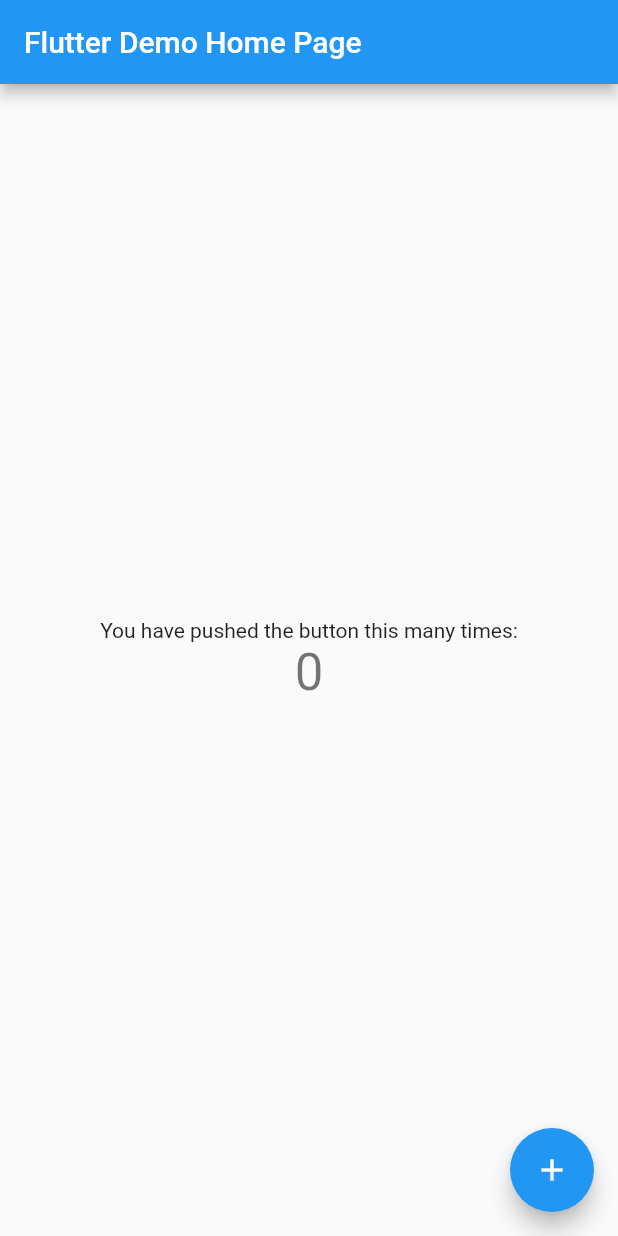
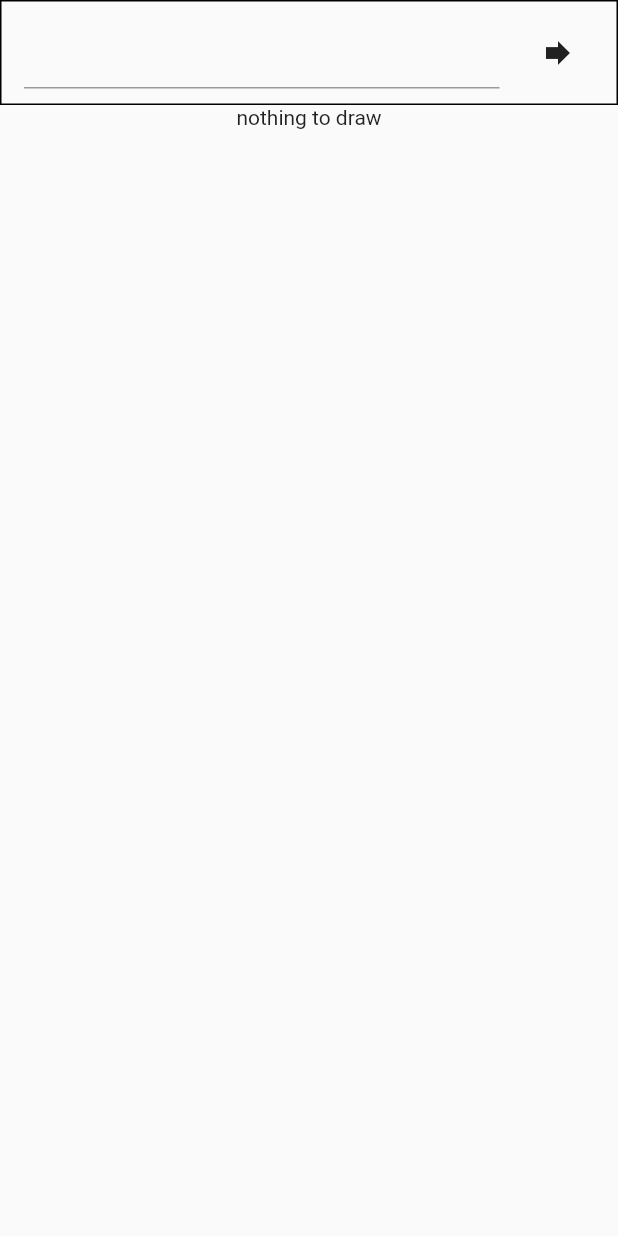
Before and after one commit to SunFoxx/plot_builder, a Flutter app: the screen it shows after launch, on a phone screen of 412 x 824 dp. Run offline on Flutter 3.47's test engine with Material 2 defaults, Android fonts, the phone set to English and light mode, and no system bars; missing offline and left inert: stack.

```diff
--- a/lib/main.dart
+++ b/lib/main.dart
@@ -1,113 +1,24 @@
 import 'package:flutter/material.dart';
+import 'package:function_printer/state/app_state.dart';
+import 'package:function_printer/widgets/screens/main_screen.dart';
+import 'package:provider/provider.dart';
 
 void main() {
   runApp(MyApp());
 }
 
 class MyApp extends StatelessWidget {
-  // This widget is the root of your application.
   @override
   Widget build(BuildContext context) {
-    return MaterialApp(
-      title: 'Flutter Demo',
-      theme: ThemeData(
-        // This is the theme of your application.
-        //
-        // Try running your application with "flutter run". You'll see the
-        // application has a blue toolbar. Then, without quitting the app, try
-        // changing the primarySwatch below to Colors.green and then invoke
-        // "hot reload" (press "r" in the console where you ran "flutter run",
-        // or simply save your changes to "hot reload" in a Flutter IDE).
-        // Notice that the counter didn't reset back to zero; the application
-        // is not restarted.
-        primarySwatch: Colors.blue,
+    return ChangeNotifierProvider<AppState>(
+      create: (_) => AppState(),
+      child: MaterialApp(
+        title: 'Flutter Demo',
+        theme: ThemeData(
+          primarySwatch: Colors.blue,
+        ),
+        home: MainScreen(),
       ),
-      home: MyHomePage(title: 'Flutter Demo Home Page'),
     );
   }
 }
-
-class MyHomePage extends StatefulWidget {
-  MyHomePage({Key key, this.title}) : super(key: key);
-
-  // This widget is the home page of your application. It is stateful, meaning
-  // that it has a State object (defined below) that contains fields that affect
-  // how it looks.
-
-  // This class is the configuration for the state. It holds the values (in this
-  // case the title) provided by the parent (in this case the App widget) and
-  // used by the build method of the State. Fields in a Widget subclass are
-  // always marked "final".
-
-  final String title;
-
-  @override
-  _MyHomePageState createState() => _MyHomePageState();
-}
-
-class _MyHomePageState extends State<MyHomePage> {
-  int _counter = 0;
-
-  void _incrementCounter() {
-    setState(() {
-      // This call to setState tells the Flutter framework that something has
-      // changed in this State, which causes it to rerun the build method below
-      // so that the display can reflect the updated values. If we changed
-      // _counter without calling setState(), then the build method would not be
-      // called again, and so nothing would appear to happen.
-      _counter++;
-    });
-  }
-
-  @override
-  Widget build(BuildContext context) {
-    // This method is rerun every time setState is called, for instance as done
-    // by the _incrementCounter method above.
-    //
-    // The Flutter framework has been optimized to make rerunning build methods
-    // fast, so that you can just rebuild anything that needs updating rather
-    // than having to individually change instances of widgets.
-    return Scaffold(
-      appBar: AppBar(
-        // Here we take the value from the MyHomePage object that was created by
-        // the App.build method, and use it to set our appbar title.
-        title: Text(widget.title),
-      ),
-      body: Center(
-        // Center is a layout widget. It takes a single child and positions it
-        // in the middle of the parent.
-        child: Column(
-          // Column is also a layout widget. It takes a list of children and
-          // arranges them vertically. By default, it sizes itself to fit its
-          // children horizontally, and tries to be as tall as its parent.
-          //
-          // Invoke "debug painting" (press "p" in the console, choose the
-          // "Toggle Debug Paint" action from the Flutter Inspector in Android
-          // Studio, or the "Toggle Debug Paint" command in Visual Studio Code)
-          // to see the wireframe for each widget.
-          //
-          // Column has various properties to control how it sizes itself and
-          // how it positions its children. Here we use mainAxisAlignment to
-          // center the children vertically; the main axis here is the vertical
-          // axis because Columns are vertical (the cross axis would be
-          // horizontal).
-          mainAxisAlignment: MainAxisAlignment.center,
-          children: <Widget>[
-            Text(
-              'You have pushed the button this many times:',
-            ),
-            Text(
-              '$_counter',
-              style: Theme.of(context).textTheme.headline4,
-            ),
-          ],
-        ),
-      ),
-      floatingActionButton: FloatingActionButton(
-        onPressed: _incrementCounter,
-        tooltip: 'Increment',
-        child: Icon(Icons.add),
-      ), // This trailing comma makes auto-formatting nicer for build methods.
-    );
-  }
-}
--- /dev/null
+++ b/lib/model/point.dart
@@ -0,0 +1,20 @@
+import 'package:function_printer/model/expression_node.dart';
+import 'package:function_printer/utils/calculations.dart';
+import 'package:function_printer/utils/parse_helpers.dart';
+
+class Point {
+  double x;
+  double y;
+
+  Point(this.x, this.y);
+
+  factory Point.fromExpression(String expression, double x) {
+    String replacedVariable = setVariableValues(expression, x);
+    double y = evaluateExpression(ExpressionNode(replacedVariable));
+
+    return Point(x, y);
+  }
+
+  @override
+  String toString() => '[x: $x, y: $y]';
+}
--- /dev/null
+++ b/lib/state/app_state.dart
@@ -0,0 +1,28 @@
+import 'package:flutter/material.dart';
+import 'package:function_printer/model/point.dart';
+
+class AppState extends ChangeNotifier {
+  String expression;
+  double leftRange;
+  double rightRange;
+  List<Point> graphPoints;
+
+  void buildGraphPoints() {
+    if (expression == null || leftRange == null || rightRange == null) return;
+
+    // keep this value uneven
+    const int points = 13;
+    double fraction = (rightRange - leftRange) / (points - 1);
+
+    List<Point> result = List();
+    result.add(Point.fromExpression(expression, leftRange));
+
+    for (int i = 1; i <= points - 2; i++) {
+      result.add(Point.fromExpression(expression, leftRange + (fraction * i)));
+    }
+    result.add(Point.fromExpression(expression, rightRange));
+
+    print(graphPoints);
+    graphPoints = result;
+  }
+}
--- /dev/null
+++ b/lib/widgets/screens/main_screen.dart
@@ -0,0 +1,72 @@
+import 'package:flutter/material.dart';
+import 'package:function_printer/state/app_state.dart';
+import 'package:function_printer/widgets/graph_painter.dart';
+import 'package:provider/provider.dart';
+
+class MainScreen extends StatefulWidget {
+  @override
+  _MainScreenState createState() => _MainScreenState();
+}
+
+class _MainScreenState extends State<MainScreen> {
+  String expressionInput;
+
+  @override
+  Widget build(BuildContext context) {
+    return Scaffold(
+      body: SafeArea(
+        child: Column(
+          children: <Widget>[
+            Container(
+              padding: EdgeInsets.symmetric(horizontal: 15.0, vertical: 10.0),
+              decoration: BoxDecoration(border: Border.all()),
+              child: Row(
+                children: <Widget>[
+                  Flexible(
+                    child: TextField(
+                      onChanged: (text) => {
+                        this.setState(() {
+                          expressionInput = text;
+                        })
+                      },
+                    ),
+                  ),
+                  SizedBox(width: 15),
+                  Consumer<AppState>(
+                    builder: (_, state, children) {
+                      return IconButton(
+                          icon: Icon(Icons.forward),
+                          onPressed: () {
+                            setState(() {
+                              state.expression = expressionInput;
+                              state.leftRange = -4.0;
+                              state.rightRange = 4.0;
+                              state.buildGraphPoints();
+                            });
+                          });
+                    },
+                  )
+                ],
+              ),
+            ),
+            Consumer<AppState>(builder: (_, state, child) {
+              if (state.graphPoints == null) {
+                return Text('nothing to draw');
+              }
+
+              return Container(
+                padding: EdgeInsets.all(5.0),
+                child: CustomPaint(
+                  painter: GraphPainter(state.graphPoints),
+                  size: Size(double.infinity, 200),
+                  willChange: true,
+                  isComplex: true,
+                ),
+              );
+            })
+          ],
+        ),
+      ),
+    );
+  }
+}
```
Also changed, not shown: lib/model/expression_node.dart (added, +46 -0 lines), lib/model/operator.dart (added, +26 -0 lines), lib/model/postfix.dart (added, +19 -0 lines), lib/utils/calculations.dart (added, +72 -0 lines), lib/utils/parse_helpers.dart (added, +118 -0 lines), lib/widgets/graph_painter.dart (added, +119 -0 lines), pubspec.yaml (+3 -53 lines), pubspec.lock, 3 other files.
